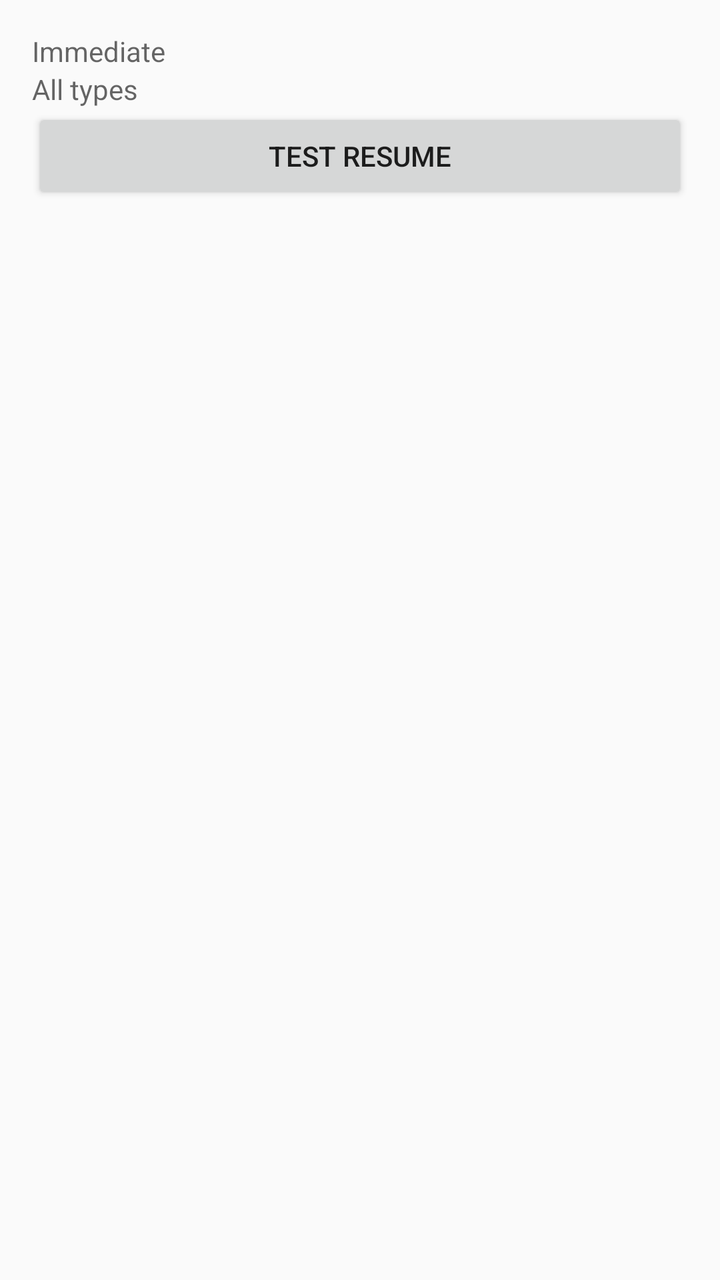
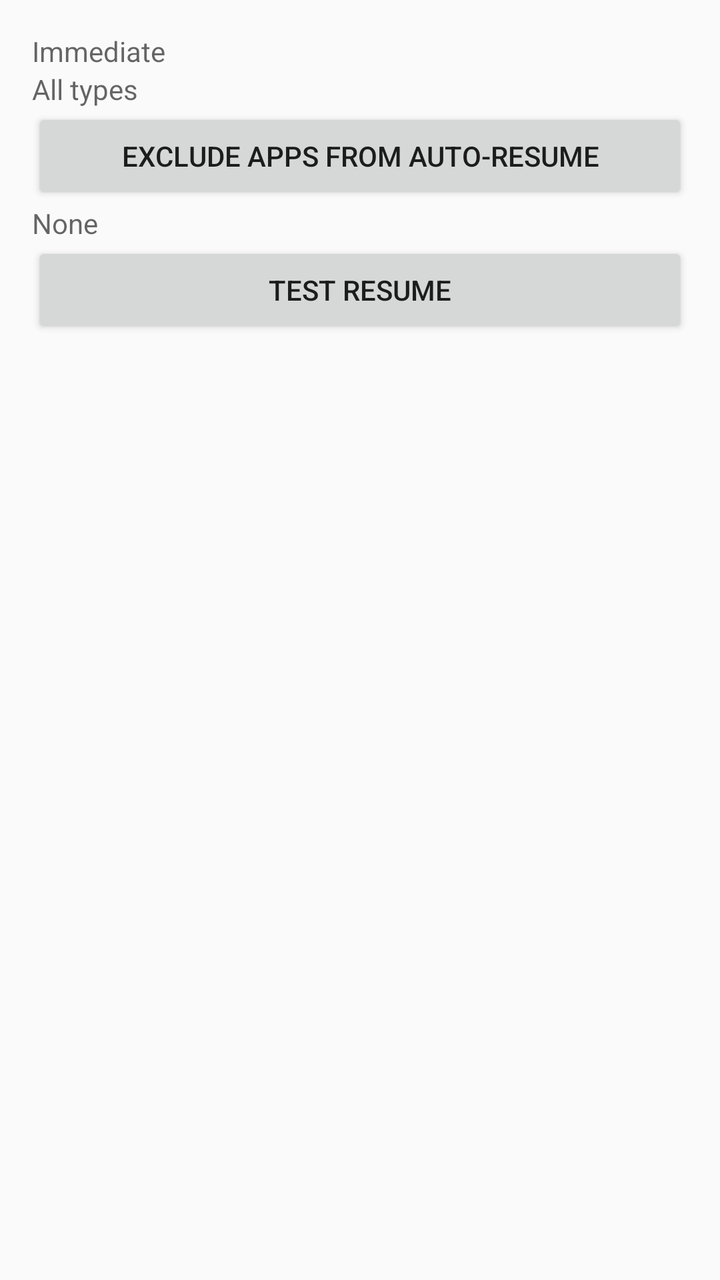

Compare the two renders of this Android layout. The source of the first and the diff that turns it into the second are given below.
<!-- AndroidManifest.xml: activity theme Theme.AppCompat.DayNight.DarkActionBar -->
<!-- res/layout/fragment_settings.xml -->
<?xml version="1.0" encoding="utf-8"?>
<LinearLayout
    xmlns:android="http://schemas.android.com/apk/res/android"
    android:layout_width="match_parent"
    android:layout_height="match_parent"
    android:orientation="vertical"
    android:padding="16dp">

    <com.google.android.material.materialswitch.MaterialSwitch
        android:id="@+id/delay_switch"
        android:layout_width="match_parent"
        android:layout_height="wrap_content"
        android:text="@string/settings_resume_delay_title" />

    <TextView
        android:id="@+id/delay_value_text"
        android:layout_width="match_parent"
        android:layout_height="wrap_content"
        android:text="Immediate"
        android:textColor="?android:attr/textColorSecondary" />

    <com.google.android.material.materialswitch.MaterialSwitch
        android:id="@+id/filter_switch"
        android:layout_width="match_parent"
        android:layout_height="wrap_content"
        android:text="@string/settings_filter_headphones_title" />

    <TextView
        android:id="@+id/filter_value_text"
        android:layout_width="match_parent"
        android:layout_height="wrap_content"
        android:text="All types"
        android:textColor="?android:attr/textColorSecondary" />

    <com.google.android.material.materialswitch.MaterialSwitch
        android:id="@+id/battery_switch"
        android:layout_width="match_parent"
        android:layout_height="wrap_content"
        android:text="@string/settings_battery_reminder_title" />

    <Button
        android:id="@+id/test_resume_button"
        android:layout_width="match_parent"
        android:layout_height="wrap_content"
        android:text="@string/settings_test_resume" />
</LinearLayout>
<!-- resources referenced by this layout -->
<resources>
  <string name="settings_battery_reminder_title">Battery Optimization Reminder</string>
  <string name="settings_filter_headphones_title">Filter by Headphone Type</string>
  <string name="settings_resume_delay_title">Resume Delay</string>
  <string name="settings_test_resume">Test Resume</string>
</resources>

<!-- the commit's change to res/layout/fragment_settings.xml (unified diff, before → after) -->
@@ -39,6 +39,19 @@
         android:text="@string/settings_battery_reminder_title" />
 
     <Button
+        android:id="@+id/excluded_apps_button"
+        android:layout_width="match_parent"
+        android:layout_height="wrap_content"
+        android:text="@string/settings_exclude_apps_title" />
+
+    <TextView
+        android:id="@+id/excluded_apps_value_text"
+        android:layout_width="match_parent"
+        android:layout_height="wrap_content"
+        android:text="None"
+        android:textColor="?android:attr/textColorSecondary" />
+
+    <Button
         android:id="@+id/test_resume_button"
         android:layout_width="match_parent"
         android:layout_height="wrap_content"
<!-- resource entries referenced after the edit -->
@@ -1,6 +1,7 @@
 <!-- resources referenced by this layout -->
 <resources>
   <string name="settings_battery_reminder_title">Battery Optimization Reminder</string>
+  <string name="settings_exclude_apps_title">Exclude Apps from Auto-Resume</string>
   <string name="settings_filter_headphones_title">Filter by Headphone Type</string>
   <string name="settings_resume_delay_title">Resume Delay</string>
   <string name="settings_test_resume">Test Resume</string>
